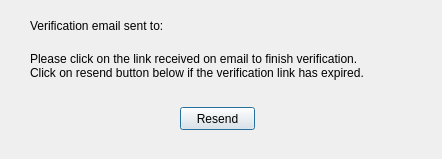
First picture: the form in email_sent_dialog.ui, repository prabhav131/DesktopApp_Autoclicker, before the edit.
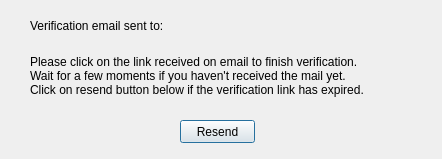
Second picture: the form after the edit.

Commit message: added ACTIVATE button

```diff
--- a/email_sent_dialog.ui
+++ b/email_sent_dialog.ui
@@ -17,7 +17,7 @@
    <property name="geometry">
     <rect>
      <x>180</x>
-     <y>107</y>
+     <y>120</y>
      <width>75</width>
      <height>23</height>
     </rect>
@@ -64,11 +64,12 @@
      <x>30</x>
      <y>50</y>
      <width>371</width>
-     <height>31</height>
+     <height>51</height>
     </rect>
    </property>
    <property name="text">
     <string>Please click on the link received on email to finish verification. 
+Wait for a few moments if you haven't received the mail yet.
 Click on resend button below if the verification link has expired.</string>
    </property>
    <property name="openExternalLinks">
```
The commit also changes 5 other files.
